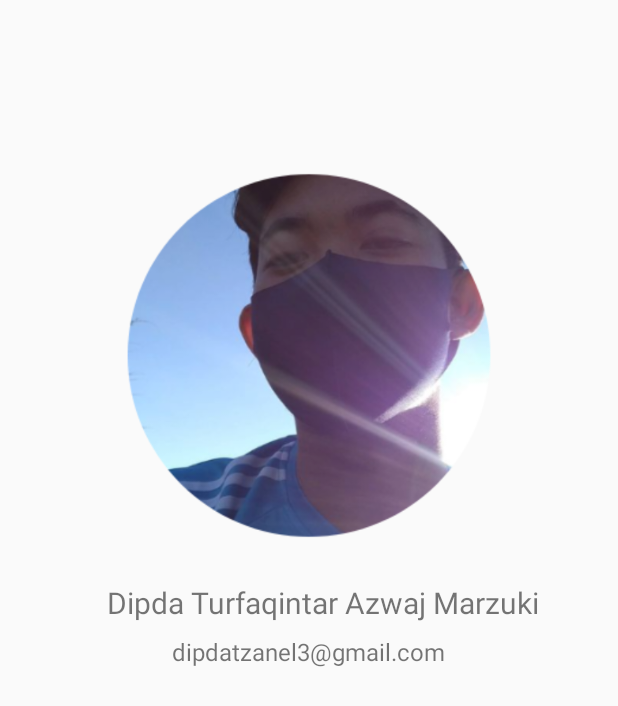
After one commit to HarizahSyawal/DicodingSubmissionAndroid, an Android app: the ProfileActivity screen opened directly, with no data from a screen before it, on a phone screen of 412 x 824 dp. The commit adds this screen. Shown: the top 706 px of the screen. Run offline under Robolectric (Android 15) with nearby library versions, the phone set to English and light mode, and no system bars.

Commit message:
Update 21 JUN 2023
- ProfileActivity
- SliderImage
- List news recyclerview fix

```diff
--- a/app/src/main/AndroidManifest.xml
+++ b/app/src/main/AndroidManifest.xml
@@ -11,6 +11,10 @@
         android:supportsRtl="true"
         android:theme="@style/Theme.SubmissionApp"
         tools:targetApi="31">
+        <activity
+            android:name=".ProfileActivity"
+            android:theme="@style/Theme.AppCompat.DayNight.NoActionBar"
+            android:exported="false" />
         <activity
             android:name=".DetailNewsActivity"
             android:exported="false" />
--- /dev/null
+++ b/app/src/main/java/com/example/submissionapp/ProfileActivity.java
@@ -0,0 +1,26 @@
+package com.example.submissionapp;
+
+import androidx.appcompat.app.AppCompatActivity;
+
+import android.os.Bundle;
+import android.widget.ImageView;
+import android.widget.TextView;
+
+public class ProfileActivity extends AppCompatActivity {
+
+    @Override
+    protected void onCreate(Bundle savedInstanceState) {
+        super.onCreate(savedInstanceState);
+        setContentView(R.layout.activity_profile);
+
+        ImageView profileImage = findViewById(R.id.profileImage);
+        TextView nameTextView = findViewById(R.id.nameTextView);
+        TextView emailTextView = findViewById(R.id.emailTextView);
+
+        // Set the profile image, name, and email
+        profileImage.setImageResource(R.drawable.dipda);
+        nameTextView.setText("Dipda Turfaqintar Azwaj Marzuki");
+        emailTextView.setText("dipdatzanel3@gmail.com");
+
+    }
+}
--- /dev/null
+++ b/app/src/main/res/layout/activity_profile.xml
@@ -0,0 +1,36 @@
+<?xml version="1.0" encoding="utf-8"?>
+<RelativeLayout xmlns:android="http://schemas.android.com/apk/res/android"
+    android:layout_width="match_parent"
+    android:layout_height="match_parent">
+
+    <ImageView
+        android:id="@+id/profileImage"
+        android:layout_width="331dp"
+        android:layout_height="474dp"
+        android:layout_centerHorizontal="true"
+        android:scaleType="centerCrop"
+        android:src="@drawable/dipda" />
+
+    <TextView
+        android:id="@+id/nameTextView"
+        android:layout_width="wrap_content"
+        android:layout_height="wrap_content"
+        android:layout_below="@id/profileImage"
+        android:layout_alignParentTop="true"
+        android:layout_alignParentEnd="true"
+        android:layout_marginTop="388dp"
+        android:layout_marginEnd="52dp"
+        android:text="Dipda Turfaqintar Azwaj Marzuki"
+        android:textSize="20sp" />
+
+    <TextView
+        android:id="@+id/emailTextView"
+        android:layout_width="wrap_content"
+        android:layout_height="wrap_content"
+        android:layout_below="@id/nameTextView"
+        android:layout_centerHorizontal="true"
+        android:layout_marginTop="8dp"
+        android:textSize="16sp"
+        android:text="dipdatzanel3@gmail.com" />
+
+</RelativeLayout>
```
Also changed, not shown: app/build.gradle (+1 -9 lines), app/src/main/java/com/example/submissionapp/ImageSliderAdapter.java (added, +50 -0 lines), app/src/main/java/com/example/submissionapp/ListNewsAdapter.java (+5 -3 lines), app/src/main/java/com/example/submissionapp/MainActivity.java (+89 -4 lines), app/src/main/java/com/example/submissionapp/SlideAdapter.java (deleted, +0 -25 lines), app/src/main/java/com/example/submissionapp/SlideItem.java (deleted, +0 -12 lines), app/src/main/java/com/example/submissionapp/data/NewsData.java (+7 -9 lines), app/src/main/java/com/example/submissionapp/model/News.java (+5 -5 lines), app/src/main/res/drawable/circle_shape.xml (+4 -4 lines), app/src/main/res/layout/activity_main.xml (+15 -7 lines), app/src/main/res/layout/item_row_news.xml (+6 -6 lines), app/src/main/res/layout/slide_item_container.xml (deleted, +0 -11 lines), app/src/main/res/layout/slider_item.xml (added, +13 -0 lines), app/src/main/res/drawable/dipda.png (added).
